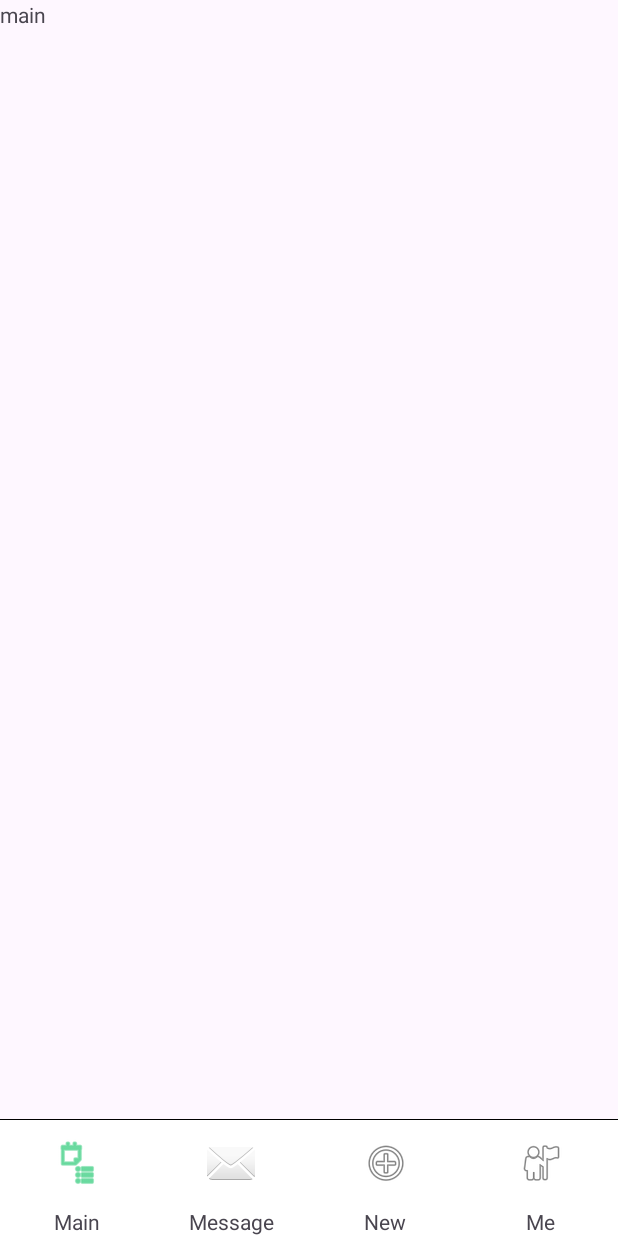
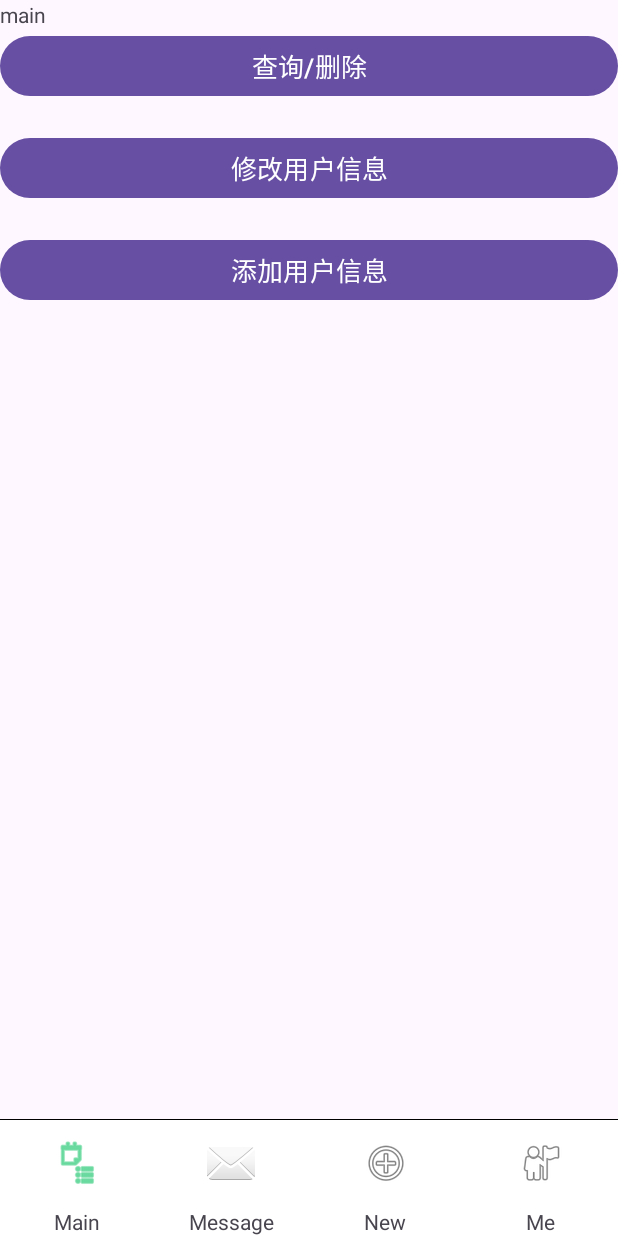
Before and after one commit to xsneser/TkForBISTU-lesson, an Android app: the UserMainActivity screen opened directly, with no data from a screen before it, on a phone screen of 412 x 824 dp. Run offline under Robolectric (Android 15) with nearby library versions, the phone set to English and light mode, and no system bars.

Commit message:
development 2.0

```diff
--- a/app/src/main/java/com/example/tk/UserMainActivity.java
+++ b/app/src/main/java/com/example/tk/UserMainActivity.java
@@ -1,19 +1,36 @@
 package com.example.tk;
 
 import androidx.appcompat.app.AppCompatActivity;
+import android.content.Intent;
+import android.database.sqlite.SQLiteDatabase;
+import android.os.Bundle;
+import android.util.Log;
+import android.view.View;
+import android.widget.Button;
+import android.widget.LinearLayout;
+import android.widget.Toast;
 
-import android.content.Intent;
-import android.os.Bundle;
-import android.view.View;
-import android.widget.LinearLayout;
-
-public class UserMainActivity extends AppCompatActivity{
+public class UserMainActivity extends AppCompatActivity {
+    public user_database user;
+    public SQLiteDatabase sql_read;
+    private Button search_del_btn, insert_btn, updata_bin;
 
     @Override
     protected void onCreate(Bundle savedInstanceState) {
         super.onCreate(savedInstanceState);
         setContentView(R.layout.main_layout);
 
+        user = new user_database(this);
+        sql_read = user.getReadableDatabase();
+
+        // UserMainActivity 的逻辑
+        setupLinearLayoutClickListeners();
+
+        // starActivity 的逻辑
+        init();
+    }
+
+    private void setupLinearLayoutClickListeners() {
         LinearLayout messageView = findViewById(R.id.linearLayout2);
         messageView.setOnClickListener(new View.OnClickListener() {
             @Override
@@ -35,6 +52,7 @@ public class UserMainActivity extends AppCompatActivity{
                 finish();
             }
         });
+
         LinearLayout meView = findViewById(R.id.linearLayout4);
         meView.setOnClickListener(new View.OnClickListener() {
             @Override
@@ -45,6 +63,55 @@ public class UserMainActivity extends AppCompatActivity{
                 finish();
             }
         });
+    }
 
+    public void init() {
+        // 初始化按钮
+        search_del_btn = findViewById(R.id.search_delete);
+        insert_btn = findViewById(R.id.add);
+        updata_bin = findViewById(R.id.update);
+
+        // 为“查询/删除”按钮设置点击监听器
+        search_del_btn.setOnClickListener(new View.OnClickListener() {
+            @Override
+            public void onClick(View v) {
+                try {
+                    Intent intent = new Intent(UserMainActivity.this, Sea_deluser_Activity.class);
+                    startActivity(intent);
+                    // 可添加过渡动画（如需要）
+                    // overridePendingTransition(0, 0);
+                } catch (Exception e) {
+                    Log.e("CombinedActivity", "启动 Sea_deluser_Activity 时出错: ", e);
+                    Toast.makeText(UserMainActivity.this, "启动查询/删除界面失败", Toast.LENGTH_SHORT).show();
+                }
+            }
+        });
+
+        // 为“添加用户信息”按钮设置点击监听器
+        insert_btn.setOnClickListener(new View.OnClickListener() {
+            @Override
+            public void onClick(View v) {
+                try {
+                    Intent intent = new Intent(UserMainActivity.this, Insertuser_Activity.class);
+                    startActivity(intent);
+                } catch (Exception e) {
+                    Log.e("CombinedActivity", "启动 Insertuser_Activity 时出错: ", e);
+                    Toast.makeText(UserMainActivity.this, "启动添加用户信息界面失败", Toast.LENGTH_SHORT).show();
+                }
+            }
+        });
+
+        // 你还可以为“修改用户信息”按钮（updata_bin）设置点击监听器，这里暂不实现
+    }
+
+    @Override
+    protected void onDestroy() {
+        super.onDestroy();
+        if (sql_read != null && sql_read.isOpen()) {
+            sql_read.close();
+        }
+        if (user != null) {
+            user.close();
+        }
     }
 }
--- a/app/src/main/res/layout/main_layout.xml
+++ b/app/src/main/res/layout/main_layout.xml
@@ -4,6 +4,39 @@
     xmlns:tools="http://schemas.android.com/tools"
     android:layout_width="match_parent"
     android:layout_height="match_parent">
+    <Button
+        android:id="@+id/search_delete"
+        android:layout_width="match_parent"
+        android:layout_height="wrap_content"
+        android:layout_marginTop="20dp"
+        android:text="查询/删除"
+        android:textSize="17sp"
+        app:layout_constraintEnd_toEndOf="parent"
+        app:layout_constraintStart_toStartOf="parent"
+        app:layout_constraintTop_toTopOf="parent" />
+
+    <Button
+        android:id="@+id/update"
+        android:layout_width="match_parent"
+        android:layout_height="wrap_content"
+        android:layout_marginTop="20dp"
+        android:text="修改用户信息"
+        android:textSize="17sp"
+        app:layout_constraintEnd_toEndOf="parent"
+        app:layout_constraintStart_toStartOf="parent"
+        app:layout_constraintTop_toBottomOf="@id/search_delete" />
+
+    <Button
+        android:id="@+id/add"
+        android:layout_width="match_parent"
+        android:layout_height="wrap_content"
+        android:layout_marginTop="20dp"
+        android:text="添加用户信息"
+        android:textSize="17sp"
+        app:layout_constraintEnd_toEndOf="parent"
+        app:layout_constraintStart_toStartOf="parent"
+        app:layout_constraintTop_toBottomOf="@id/update" />
+
 
 
 
```
Also changed, not shown: app/src/main/AndroidManifest.xml (+20 -0 lines), app/src/main/java/com/example/tk/Insertuser_Activity.java (added, +43 -0 lines), app/src/main/java/com/example/tk/Sea_deluser_Activity.java (added, +123 -0 lines), app/src/main/java/com/example/tk/UserInfo.java (added, +46 -0 lines), app/src/main/java/com/example/tk/starActivity.java (added, +75 -0 lines), app/src/main/java/com/example/tk/user_database.java (added, +103 -0 lines), app/src/main/res/layout/user_inset.xml (added, +43 -0 lines), app/src/main/res/layout/user_search_delete.xml (added, +46 -0 lines).
